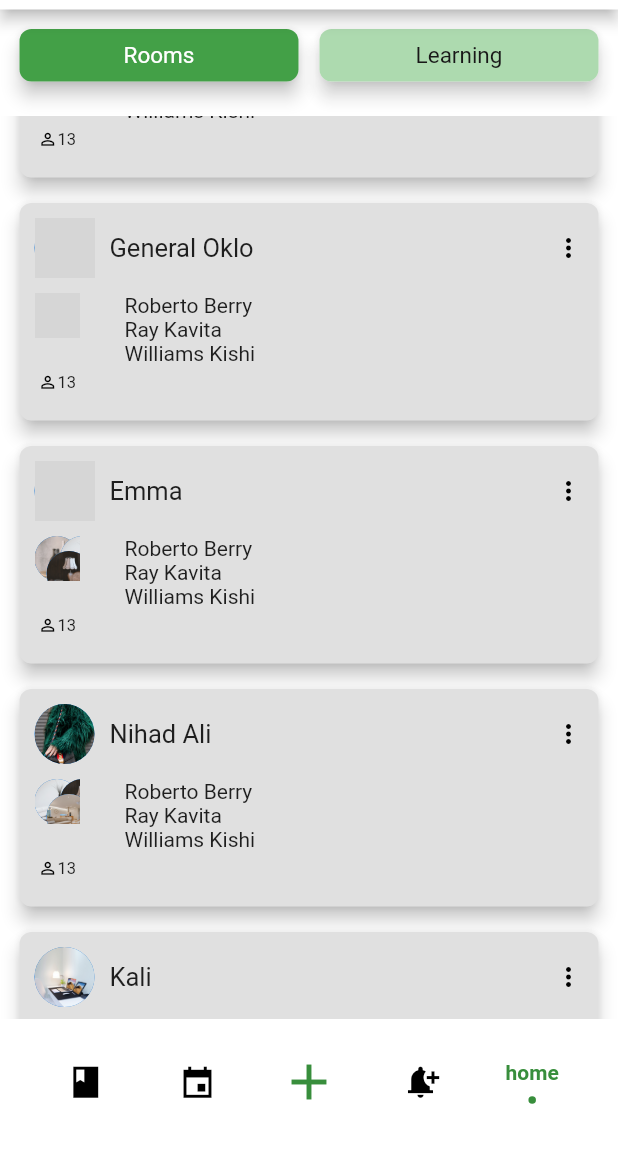
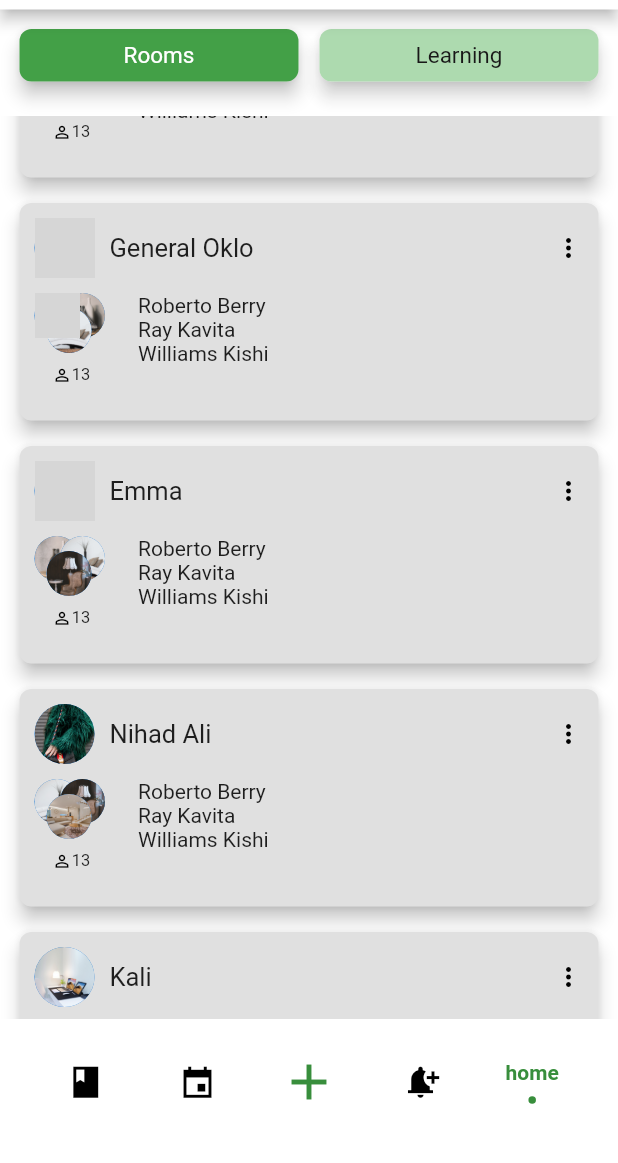
Before and after one commit to YawarOsman/Online-Class-Communicating, a Flutter app: the screen it shows after launch, scrolled down 914 dp, on a phone screen of 412 x 824 dp, the part 61-1224 px from its top. Run offline on Flutter 3.47's test engine with Material 2 defaults, Android fonts, the phone set to English and light mode, and no system bars; drawn by our look-alikes of flashy_tab_bar2; our stand-ins replace intl_phone_field, shared_preferences; grey boxes are pictures that could not be loaded.

Commit message:
first commit

```diff
--- a/lib/pages/home.dart
+++ b/lib/pages/home.dart
@@ -172,9 +172,10 @@ class _HomeState extends State<Home> {
                               children: [
                                 Column(
                                   children: [
-                                    Stack(
-                                      // overflow: Overflow.visible,
-
+                                    Container(
+                                      width: 49,
+                                      height: 40,
+                                      child: Stack(
                                         children: [
                                           CircleAvatar(
                                             radius: 15,
@@ -200,8 +201,9 @@ class _HomeState extends State<Home> {
                                           ),
                                         ],
                                       ),
+                                    ),
                                     SizedBox(
-                                      height: 23,
+                                      height: 8,
                                     ),
                                     Row(
                                       children: [
@@ -216,7 +218,7 @@ class _HomeState extends State<Home> {
                                   ],
                                 ),
                                 SizedBox(
-                                  width: 30,
+                                  width: 20,
                                 ),
                                 Expanded(
                                   child: Container(
```
Also changed, not shown: 4 other files. Lines whose indentation alone changed are shown as unchanged.
